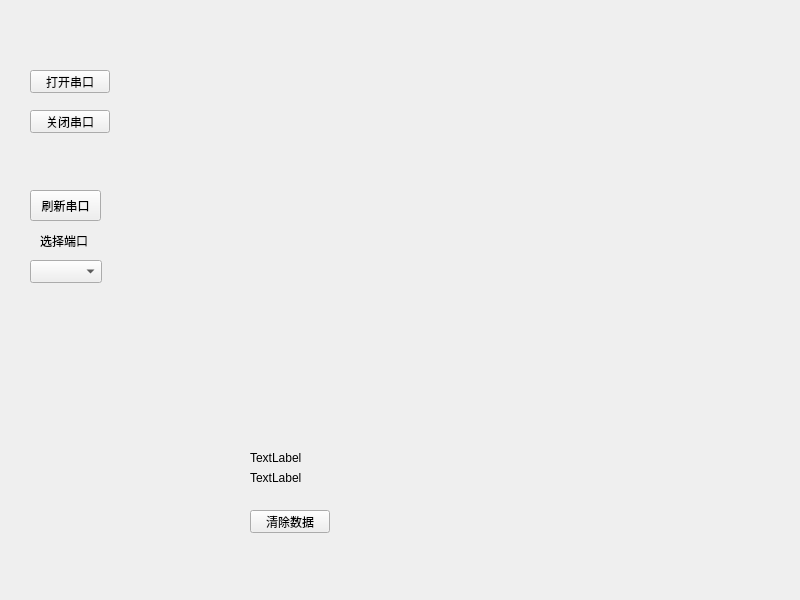
Above: mainwindow.ui from martin311/vte_strain_test before the change. Below: the same form after it.
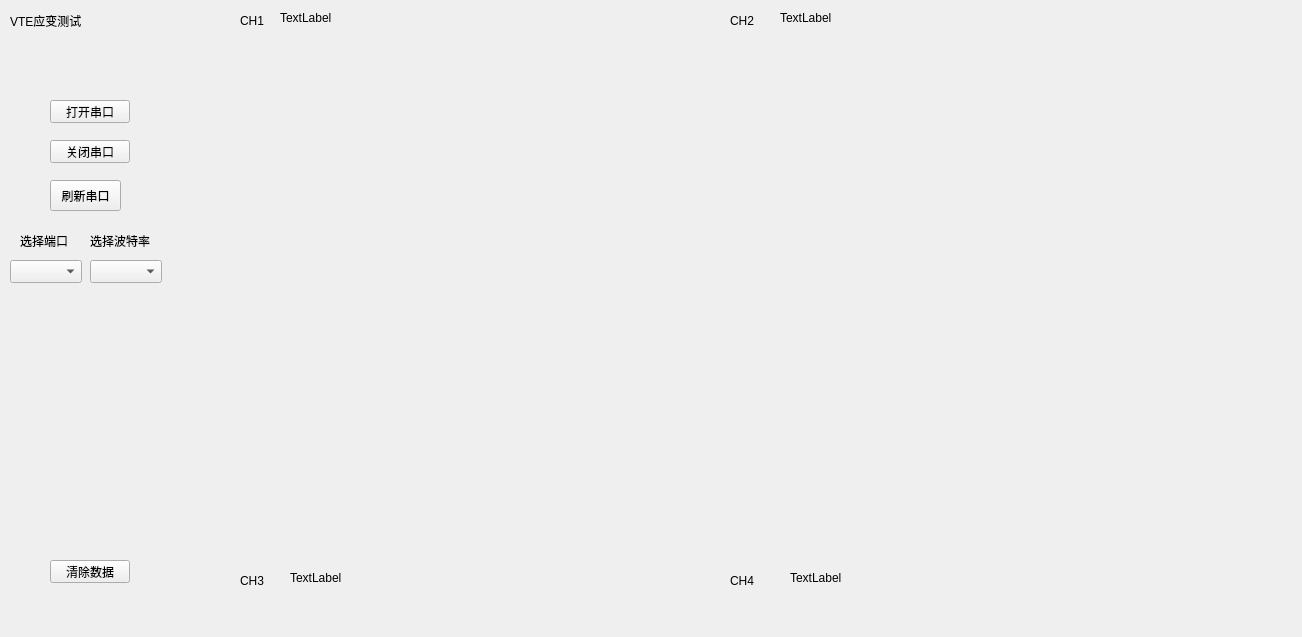
That is the form after the change. Custom widgets are drawn as their Qt base class.

```diff
--- a/mainwindow.ui
+++ b/mainwindow.ui
@@ -6,8 +6,8 @@
    <rect>
     <x>0</x>
     <y>0</y>
-    <width>800</width>
-    <height>600</height>
+    <width>1302</width>
+    <height>637</height>
    </rect>
   </property>
   <property name="mouseTracking">
@@ -23,8 +23,8 @@
    <widget class="QPushButton" name="btnOpen">
     <property name="geometry">
      <rect>
-      <x>30</x>
-      <y>70</y>
+      <x>50</x>
+      <y>100</y>
       <width>80</width>
       <height>23</height>
      </rect>
@@ -36,8 +36,8 @@
    <widget class="QPushButton" name="btnClose">
     <property name="geometry">
      <rect>
-      <x>30</x>
-      <y>110</y>
+      <x>50</x>
+      <y>140</y>
       <width>80</width>
       <height>23</height>
      </rect>
@@ -49,8 +49,8 @@
    <widget class="QPushButton" name="btnClear">
     <property name="geometry">
      <rect>
-      <x>250</x>
-      <y>510</y>
+      <x>50</x>
+      <y>560</y>
       <width>80</width>
       <height>23</height>
      </rect>
@@ -62,7 +62,7 @@
    <widget class="QComboBox" name="comboBoxPort">
     <property name="geometry">
      <rect>
-      <x>30</x>
+      <x>10</x>
       <y>260</y>
       <width>72</width>
       <height>23</height>
@@ -72,7 +72,7 @@
    <widget class="QLabel" name="label">
     <property name="geometry">
      <rect>
-      <x>40</x>
+      <x>20</x>
       <y>230</y>
       <width>51</width>
       <height>21</height>
@@ -85,19 +85,19 @@
    <widget class="QChartView" name="chartView" native="true">
     <property name="geometry">
      <rect>
-      <x>200</x>
-      <y>70</y>
-      <width>431</width>
-      <height>281</height>
+      <x>240</x>
+      <y>30</y>
+      <width>401</width>
+      <height>251</height>
      </rect>
     </property>
    </widget>
    <widget class="QLabel" name="labelMin">
     <property name="geometry">
      <rect>
-      <x>250</x>
-      <y>450</y>
-      <width>81</width>
+      <x>780</x>
+      <y>10</y>
+      <width>101</width>
       <height>16</height>
      </rect>
     </property>
@@ -108,9 +108,9 @@
    <widget class="QLabel" name="labelMax">
     <property name="geometry">
      <rect>
-      <x>250</x>
-      <y>470</y>
-      <width>81</width>
+      <x>280</x>
+      <y>10</y>
+      <width>111</width>
       <height>16</height>
      </rect>
     </property>
@@ -121,8 +121,8 @@
    <widget class="QPushButton" name="btnRefresh">
     <property name="geometry">
      <rect>
-      <x>30</x>
-      <y>190</y>
+      <x>50</x>
+      <y>180</y>
       <width>71</width>
       <height>31</height>
      </rect>
@@ -131,6 +131,150 @@
      <string>刷新串口</string>
     </property>
    </widget>
+   <widget class="QLabel" name="label_2">
+    <property name="geometry">
+     <rect>
+      <x>90</x>
+      <y>230</y>
+      <width>61</width>
+      <height>21</height>
+     </rect>
+    </property>
+    <property name="text">
+     <string>选择波特率</string>
+    </property>
+   </widget>
+   <widget class="QComboBox" name="comboBoxBaud">
+    <property name="geometry">
+     <rect>
+      <x>90</x>
+      <y>260</y>
+      <width>72</width>
+      <height>23</height>
+     </rect>
+    </property>
+   </widget>
+   <widget class="QChartView" name="chartViewCH2" native="true">
+    <property name="geometry">
+     <rect>
+      <x>730</x>
+      <y>30</y>
+      <width>401</width>
+      <height>251</height>
+     </rect>
+    </property>
+   </widget>
+   <widget class="QChartView" name="chartViewCH3" native="true">
+    <property name="geometry">
+     <rect>
+      <x>240</x>
+      <y>310</y>
+      <width>401</width>
+      <height>251</height>
+     </rect>
+    </property>
+   </widget>
+   <widget class="QChartView" name="chartViewCH4" native="true">
+    <property name="geometry">
+     <rect>
+      <x>730</x>
+      <y>310</y>
+      <width>401</width>
+      <height>251</height>
+     </rect>
+    </property>
+   </widget>
+   <widget class="QLabel" name="label_3">
+    <property name="geometry">
+     <rect>
+      <x>240</x>
+      <y>10</y>
+      <width>51</width>
+      <height>21</height>
+     </rect>
+    </property>
+    <property name="text">
+     <string>CH1</string>
+    </property>
+   </widget>
+   <widget class="QLabel" name="label_4">
+    <property name="geometry">
+     <rect>
+      <x>730</x>
+      <y>10</y>
+      <width>51</width>
+      <height>21</height>
+     </rect>
+    </property>
+    <property name="text">
+     <string>CH2</string>
+    </property>
+   </widget>
+   <widget class="QLabel" name="label_5">
+    <property name="geometry">
+     <rect>
+      <x>240</x>
+      <y>570</y>
+      <width>51</width>
+      <height>21</height>
+     </rect>
+    </property>
+    <property name="text">
+     <string>CH3</string>
+    </property>
+   </widget>
+   <widget class="QLabel" name="label_6">
+    <property name="geometry">
+     <rect>
+      <x>730</x>
+      <y>570</y>
+      <width>51</width>
+      <height>21</height>
+     </rect>
+    </property>
+    <property name="text">
+     <string>CH4</string>
+    </property>
+   </widget>
+   <widget class="QLabel" name="labelCH3Max">
+    <property name="geometry">
+     <rect>
+      <x>290</x>
+      <y>570</y>
+      <width>101</width>
+      <height>16</height>
+     </rect>
+    </property>
+    <property name="text">
+     <string>TextLabel</string>
+    </property>
+   </widget>
+   <widget class="QLabel" name="labelCH4Max">
+    <property name="geometry">
+     <rect>
+      <x>790</x>
+      <y>570</y>
+      <width>101</width>
+      <height>16</height>
+     </rect>
+    </property>
+    <property name="text">
+     <string>TextLabel</string>
+    </property>
+   </widget>
+   <widget class="QLabel" name="label_7">
+    <property name="geometry">
+     <rect>
+      <x>10</x>
+      <y>10</y>
+      <width>91</width>
+      <height>21</height>
+     </rect>
+    </property>
+    <property name="text">
+     <string>VTE应变测试</string>
+    </property>
+   </widget>
   </widget>
   <widget class="QMenuBar" name="menubar">
    <property name="geometry">
```
Left out of the diff: 8 changed lines with no effect on the pictures.
